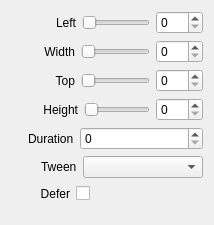
Above: src/Widgets/Inspector/InspectorCropWidget.ui from CasparCG/client before the change. Below: the same form after it.
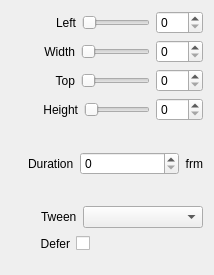
That is the form after the change.

Commit message: Added description text to duration properties in the inspector panel.

Patch:
```diff
--- a/src/Widgets/Inspector/InspectorCropWidget.ui
+++ b/src/Widgets/Inspector/InspectorCropWidget.ui
@@ -7,7 +7,7 @@
     <x>0</x>
     <y>0</y>
     <width>214</width>
-    <height>224</height>
+    <height>275</height>
    </rect>
   </property>
   <property name="sizePolicy">
@@ -243,6 +243,16 @@
        </property>
       </widget>
      </item>
+     <item>
+      <widget class="QLabel" name="labelFrm1">
+       <property name="text">
+        <string>frm</string>
+       </property>
+       <property name="alignment">
+        <set>Qt::AlignRight|Qt::AlignTrailing|Qt::AlignVCenter</set>
+       </property>
+      </widget>
+     </item>
     </layout>
    </item>
    <item>
```
The commit also changes 14 other files.
